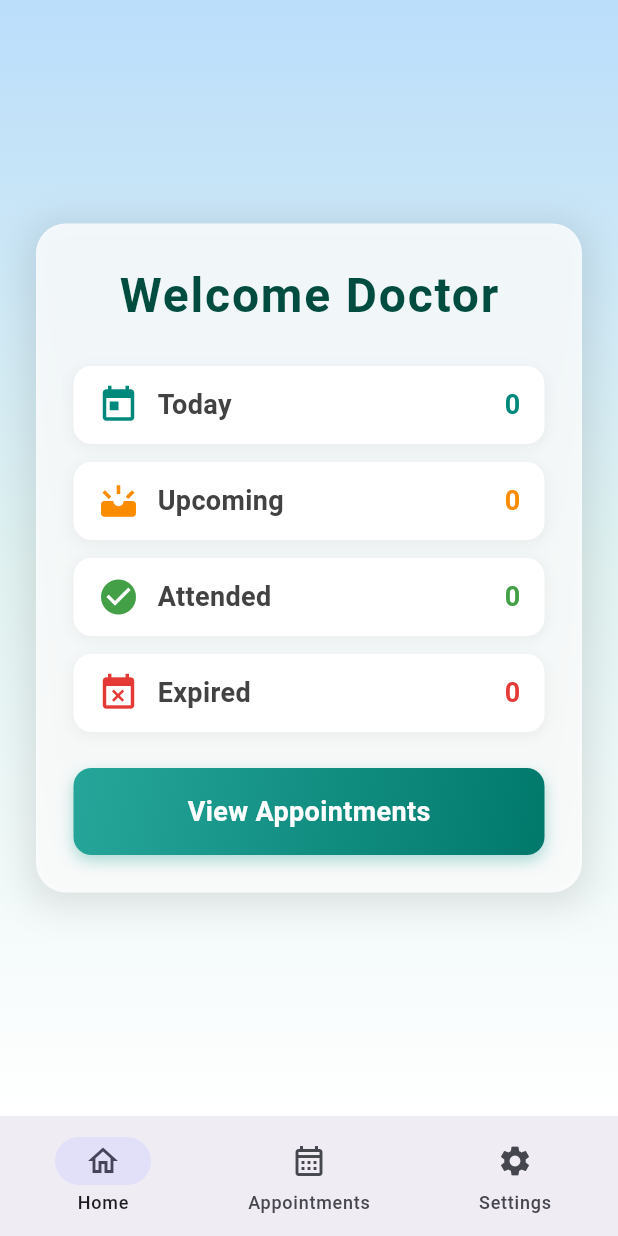
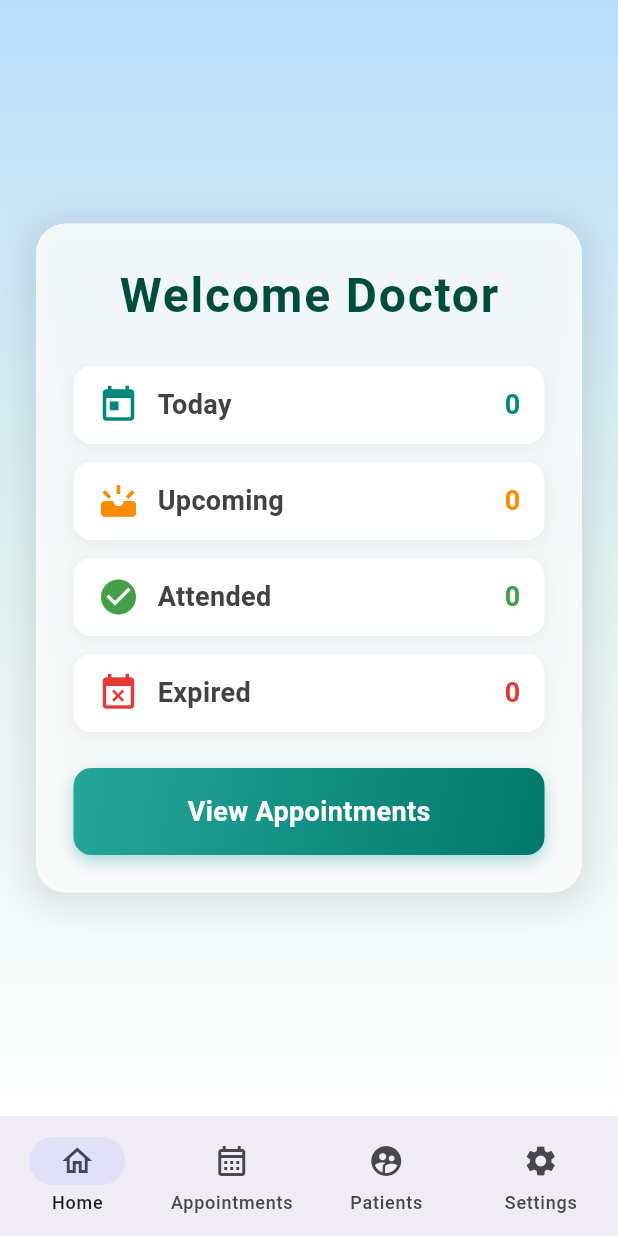
Before and after one commit to poloop01/flutter-app, a Flutter app: the screen it shows after launch, on a phone screen of 412 x 824 dp. Run offline on Flutter 3.47's test engine with Material 3 defaults, Android fonts, the phone set to English and light mode, and no system bars.

Commit message:
working adding patients [name and phone]

```diff
--- a/lib/main.dart
+++ b/lib/main.dart
@@ -6,8 +6,8 @@ import '/scr/services/image_helper.dart';
 
 void main() async {
   WidgetsFlutterBinding.ensureInitialized();
-  // await PatientsStorage.init();
+  await PatientsStorage.init();
   await AppointmentStorage.init();
-  // ImageHelper.init(Storage.imgDir);
+  ImageHelper.init(PatientsStorage.imgDir);
   runApp(const MyApp());
 }
--- a/lib/scr/models/patients.dart
+++ b/lib/scr/models/patients.dart
@@ -1,172 +1,172 @@
-// import 'package:uuid/uuid.dart';
+import 'package:uuid/uuid.dart';
 
-// /* ----------------------------------------------------------
-//  *  VISIT  –  mirrors the SQL table
-//  * ---------------------------------------------------------- */
-// class Visit {
-//   final String id;
-//   final String patientId;
-//   final String caseId;
-//   final String date;
-//   final String illness;
-//   final String teethIllness;
-//   final String whatWasDone;
-//   final double totalUsd;
-//   final double paidUsd;
-//   final double remainingUsd;
-//   final List<String> imageNames;
-//   final String createdAt;
-//   final String updatedAt;
+/* ----------------------------------------------------------
+ *  VISIT  –  mirrors the SQL table
+ * ---------------------------------------------------------- */
+class Visit {
+  final String id;
+  final String patientId;
+  final String caseId;
+  final String date;
+  final String illness;
+  final String teethIllness;
+  final String whatWasDone;
+  final double totalUsd;
+  final double paidUsd;
+  final double remainingUsd;
+  final List<String> imageNames;
+  final String createdAt;
+  final String updatedAt;
 
-//   Visit({
-//     String? id,
-//     this.patientId = '',
-//     this.caseId = '',
-//     this.date = '',
-//     this.illness = '',
-//     this.teethIllness = '',
-//     this.whatWasDone = '',
-//     this.totalUsd = 0.0,
-//     this.paidUsd = 0.0,
-//     this.remainingUsd = 0.0,
-//     List<String>? imageNames,
-//     this.createdAt = '',
-//     this.updatedAt = '',
-//   })  : id = id ?? const Uuid().v4(),
-//         imageNames = imageNames ?? [];
+  Visit({
+    String? id,
+    this.patientId = '',
+    this.caseId = '',
+    this.date = '',
+    this.illness = '',
+    this.teethIllness = '',
+    this.whatWasDone = '',
+    this.totalUsd = 0.0,
+    this.paidUsd = 0.0,
+    this.remainingUsd = 0.0,
+    List<String>? imageNames,
+    this.createdAt = '',
+    this.updatedAt = '',
+  })  : id = id ?? const Uuid().v4(),
+        imageNames = imageNames ?? [];
 
-//   factory Visit.fromJson(Map<String, dynamic> j) {
-//     double _d(dynamic v) =>
-//         (v is num) ? v.toDouble() : double.tryParse(v.toString()) ?? 0.0;
-//     return Visit(
-//       id: j['id'] ?? const Uuid().v4(),
-//       patientId: j['patient_id'] ?? '',
-//       caseId: j['case_id'] ?? '',
-//       date: j['date'] ?? '',
-//       illness: j['illness'] ?? '',
-//       teethIllness: j['teeth_illness'] ?? '',
-//       whatWasDone: j['what_was_done'] ?? '',
-//       totalUsd: _d(j['total_usd']),
-//       paidUsd: _d(j['paid_usd']),
-//       remainingUsd: _d(j['remaining_usd']),
-//       imageNames: (j['image_names'] as List<dynamic>?)
-//               ?.map((e) => e.toString())
-//               .toList() ??
-//           [],
-//       createdAt: j['created_at'] ?? '',
-//       updatedAt: j['updated_at'] ?? '',
-//     );
-//   }
+  factory Visit.fromJson(Map<String, dynamic> j) {
+    double _d(dynamic v) =>
+        (v is num) ? v.toDouble() : double.tryParse(v.toString()) ?? 0.0;
+    return Visit(
+      id: j['id'] ?? const Uuid().v4(),
+      patientId: j['patient_id'] ?? '',
+      caseId: j['case_id'] ?? '',
+      date: j['date'] ?? '',
+      illness: j['illness'] ?? '',
+      teethIllness: j['teeth_illness'] ?? '',
+      whatWasDone: j['what_was_done'] ?? '',
+      totalUsd: _d(j['total_usd']),
+      paidUsd: _d(j['paid_usd']),
+      remainingUsd: _d(j['remaining_usd']),
+      imageNames: (j['image_names'] as List<dynamic>?)
+              ?.map((e) => e.toString())
+              .toList() ??
+          [],
+      createdAt: j['created_at'] ?? '',
+      updatedAt: j['updated_at'] ?? '',
+    );
+  }
 
-//   Map<String, dynamic> toJson() => {
-//         'id': id,
-//         'patient_id': patientId,
-//         'case_id': caseId,
-//         'date': date,
-//         'illness': illness,
-//         'teeth_illness': teethIllness,
-//         'what_was_done': whatWasDone,
-//         'total_usd': totalUsd,
-//         'paid_usd': paidUsd,
-//         'remaining_usd': remainingUsd,
-//         'image_names': imageNames,
-//         'created_at': createdAt,
-//         'updated_at': updatedAt,
-//       };
-// }
+  Map<String, dynamic> toJson() => {
+        'id': id,
+        'patient_id': patientId,
+        'case_id': caseId,
+        'date': date,
+        'illness': illness,
+        'teeth_illness': teethIllness,
+        'what_was_done': whatWasDone,
+        'total_usd': totalUsd,
+        'paid_usd': paidUsd,
+        'remaining_usd': remainingUsd,
+        'image_names': imageNames,
+        'created_at': createdAt,
+        'updated_at': updatedAt,
+      };
+}
 
-// /* ----------------------------------------------------------
-//  *  CASE  –  mirrors the SQL table
-//  * ---------------------------------------------------------- */
-// class Case {
-//   final String id;
-//   final String patientId;
-//   final String title;
-//   final String caseDate;
-//   final String status; // 'open' | 'finished'
-//   final String notes;
-//   final String createdAt;
-//   final String updatedAt;
-//   final List<Visit> visits;
+/* ----------------------------------------------------------
+ *  CASE  –  mirrors the SQL table
+ * ---------------------------------------------------------- */
+class Case {
+  final String id;
+  final String patientId;
+  final String title;
+  final String caseDate;
+  final String status; // 'open' | 'finished'
+  final String notes;
+  final String createdAt;
+  final String updatedAt;
+  final List<Visit> visits;
 
-//   Case({
-//     String? id,
-//     this.patientId = '',
-//     this.title = '',
-//     this.caseDate = '',
-//     this.status = 'open',
-//     this.notes = '',
-//     this.createdAt = '',
-//     this.updatedAt = '',
-//     this.visits = const [],
-//   }) : id = id ?? const Uuid().v4();
+  Case({
+    String? id,
+    this.patientId = '',
+    this.title = '',
+    this.caseDate = '',
+    this.status = 'open',
+    this.notes = '',
+    this.createdAt = '',
+    this.updatedAt = '',
+    this.visits = const [],
+  }) : id = id ?? const Uuid().v4();
 
-//   factory Case.fromJson(Map<String, dynamic> j) => Case(
-//         id: j['id'] ?? const Uuid().v4(),
-//         patientId: j['patient_id'] ?? '',
-//         title: j['title'] ?? '',
-//         caseDate: j['case_date'] ?? '',
-//         status: j['status'] ?? 'open',
-//         notes: j['notes'] ?? '',
-//         createdAt: j['created_at'] ?? '',
-//         updatedAt: j['updated_at'] ?? '',
-//         visits: (j['visits'] as List<dynamic>?)
-//                 ?.map((v) => Visit.fromJson(v as Map<String, dynamic>))
-//                 .toList() ??
-//             [],
-//       );
+  factory Case.fromJson(Map<String, dynamic> j) => Case(
+        id: j['id'] ?? const Uuid().v4(),
+        patientId: j['patient_id'] ?? '',
+        title: j['title'] ?? '',
+        caseDate: j['case_date'] ?? '',
+        status: j['status'] ?? 'open',
+        notes: j['notes'] ?? '',
+        createdAt: j['created_at'] ?? '',
+        updatedAt: j['updated_at'] ?? '',
+        visits: (j['visits'] as List<dynamic>?)
+                ?.map((v) => Visit.fromJson(v as Map<String, dynamic>))
+                .toList() ??
+            [],
+      );
 
-//   Map<String, dynamic> toJson() => {
-//         'id': id,
-//         'patient_id': patientId,
-//         'title': title,
-//         'case_date': caseDate,
-//         'status': status,
-//         'notes': notes,
-//         'created_at': createdAt,
-//         'updated_at': updatedAt,
-//         'visits': visits.map((v) => v.toJson()).toList(),
-//       };
-// }
+  Map<String, dynamic> toJson() => {
+        'id': id,
+        'patient_id': patientId,
+        'title': title,
+        'case_date': caseDate,
+        'status': status,
+        'notes': notes,
+        'created_at': createdAt,
+        'updated_at': updatedAt,
+        'visits': visits.map((v) => v.toJson()).toList(),
+      };
+}
 
-// /* ----------------------------------------------------------
-//  *  USER  –  mirrors patients table
-//  * ---------------------------------------------------------- */
-// class User {
-//   final String id;
-//   final String name;
-//   final String phone;
-//   final String createdAt;
-//   final String updatedAt;
-//   final List<Case> cases;
+/* ----------------------------------------------------------
+ *  Patient  –  mirrors patients table
+ * ---------------------------------------------------------- */
+class Patient {
+  final String id;
+  final String name;
+  final String phone;
+  final String createdAt;
+  final String updatedAt;
+  final List<Case> cases;
 
-//   User({
-//     String? id,
-//     required this.name,
-//     this.phone = '',
-//     this.createdAt = '',
-//     this.updatedAt = '',
-//     this.cases = const [],
-//   }) : id = id ?? const Uuid().v4();
+  Patient({
+    String? id,
+    required this.name,
+    this.phone = '',
+    this.createdAt = '',
+    this.updatedAt = '',
+    this.cases = const [],
+  }) : id = id ?? const Uuid().v4();
 
-//   factory User.fromJson(Map<String, dynamic> j) => User(
-//         id: j['id'] ?? const Uuid().v4(),
-//         name: j['name'] ?? '',
-//         phone: j['phone'] ?? '',
-//         createdAt: j['created_at'] ?? '',
-//         updatedAt: j['updated_at'] ?? '',
-//         cases: (j['cases'] as List<dynamic>?)
-//                 ?.map((c) => Case.fromJson(c as Map<String, dynamic>))
-//                 .toList() ??
-//             [],
-//       );
+  factory Patient.fromJson(Map<String, dynamic> j) => Patient(
+        id: j['id'] ?? const Uuid().v4(),
+        name: j['name'] ?? '',
+        phone: j['phone'] ?? '',
+        createdAt: j['created_at'] ?? '',
+        updatedAt: j['updated_at'] ?? '',
+        cases: (j['cases'] as List<dynamic>?)
+                ?.map((c) => Case.fromJson(c as Map<String, dynamic>))
+                .toList() ??
+            [],
+      );
 
-//   Map<String, dynamic> toJson() => {
-//         'id': id,
-//         'name': name,
-//         'phone': phone,
-//         'created_at': createdAt,
-//         'updated_at': updatedAt,
-//         'cases': cases.map((c) => c.toJson()).toList(),
-//       };
-// }
+  Map<String, dynamic> toJson() => {
+        'id': id,
+        'name': name,
+        'phone': phone,
+        'created_at': createdAt,
+        'updated_at': updatedAt,
+        'cases': cases.map((c) => c.toJson()).toList(),
+      };
+}
--- a/lib/scr/storage/patients_storage.dart
+++ b/lib/scr/storage/patients_storage.dart
@@ -1,36 +1,37 @@
-// import 'dart:convert';
-// import 'dart:io';
-// import 'package:path_provider/path_provider.dart';
-// import '../models/patients.dart';
+import 'dart:convert';
+import 'dart:io';
+import 'package:path_provider/path_provider.dart';
+import '../models/patients.dart';
 
-// class PatientsStorage {
-//   static late final Directory jsonDir;
-//   // static late final Directory imgDir;
-//   static late final File _file;
+class PatientsStorage {
+  static late final Directory jsonDir;
+  static late final Directory imgDir;
+  static late final File _file;
 
-//   static Future<void> init() async {
-//     final root = await getApplicationDocumentsDirectory();
+  static Future<void> init() async {
+    final root = await getApplicationDocumentsDirectory();
 
-//     jsonDir = Directory('${root.path}/data');
-//     // imgDir  = Directory('${root.path}/images');
+    jsonDir = Directory('${root.path}/data');
+    imgDir  = Directory('${root.path}/images');
 
-//     await jsonDir.create(recursive: true);
-//     // await imgDir.create(recursive: true);
+    await jsonDir.create(recursive: true);
+    await imgDir.create(recursive: true);
 
-//     _file = File('${jsonDir.path}/users.json');
-//   }
+    _file = File('${jsonDir.path}/patients.json');
+  }
 
-//   static Future<List<User>> loadUsers() async {
-//     if (!await _file.exists()) return [];
-//     final content = await _file.readAsString();
-//     if (content.trim().isEmpty) return [];
-//     final list = jsonDecode(content) as List;
-//     return list.map((e) => User.fromJson(e as Map<String, dynamic>)).toList();
-//   }
+  static Future<List<Patient>> loadPatients() async {   // WAS loadUsers
+    if (!await _file.exists()) return [];
+    final content = await _file.readAsString();
+    if (content.trim().isEmpty) return [];
+    final list = jsonDecode(content) as List;
+    return list.map((e) => Patient.fromJson(e as Map<String, dynamic>)).toList();
+  }
 
-//   static Future<void> saveUsers(List<User> users) async {
-//     final jsonList = users.map((u) => u.toJson()).toList();
-//     await _file.writeAsString(jsonEncode(jsonList));
-//   }
-//     static File get jsonFile => _file;
-// }
+  static Future<void> savePatients(List<Patient> patients) async { // WAS saveUsers
+    final jsonList = patients.map((p) => p.toJson()).toList();
+    await _file.writeAsString(jsonEncode(jsonList));
+  }
+
+  static File get jsonFile => _file;
+}
--- a/lib/scr/ui/brain/main_page.dart
+++ b/lib/scr/ui/brain/main_page.dart
@@ -1,8 +1,11 @@
 import 'package:flutter/material.dart';
-// import '../../storage/patients_storage.dart';
+import '../../storage/patients_storage.dart';
 import '../../storage/appointment_storage.dart';
-// import '../../models/patients.dart';
+import '../../models/patients.dart';        // <-- UN-COMMENTED, now exports Patient
 import '../../models/appointment.dart';
+
+// new imports for patients
+import '../patients/add_patient_new.dart'; // <-- NEW (already here, just used)
 
 /*  -----  user screens  -----  */
 import '../home/home_page.dart';
@@ -31,9 +34,9 @@ class MainPage extends StatefulWidget {
 }
 
 class _MainPageState extends State<MainPage> {
-  int currentIndex = 0;          // 0 Home, 1 Appointments, 2 Manage, 3 Settings
+  int currentIndex = 0; // 0 Home, 1 Appointments, 2 Manage, 3 Settings
 
-  // List<User> users = [];
+  List<Patient> patients = [];                 // WAS  List<User> users
   List<Appointment> appointments = [];
 
   /* ================================================================
@@ -46,19 +49,33 @@ class _MainPageState extends State<MainPage> {
   }
 
   Future<void> _loadData() async {
-    // final loadedUsers = await Storage.loadUsers();
+    final loadedPatients   = await PatientsStorage.loadPatients(); // WAS loadUsers
     final loadedAppointments = await AppointmentStorage.load();
     setState(() {
-      // users = loadedUsers;
+      patients   = loadedPatients;         // WAS  users = loadedUsers
       appointments = loadedAppointments;
     });
   }
 
-  // Future<void> _saveUsers() async => Storage.saveUsers(users);
-  Future<void> _saveAppointments() async => AppointmentStorage.save(appointments);
+  Future<void> _savePatients() async =>     // WAS  _saveUsers
+      PatientsStorage.savePatients(patients);
+  Future<void> _saveAppointments() async =>
+      AppointmentStorage.save(appointments);
+
+  // <-- NEW (modal function already exported by add_patient_new.dart)
+  //   Future<void> showAddPatientModal(
+  //   BuildContext context, {
+  //   required void Function(List<User> updated) onSave,
+  // }) async {
+  //   await showModalBottomSheet<void>(
+  //     context: context,
+  //     isScrollControlled: true,
+  //     builder: (_) => _AddPatientModal(onSave: onSave),
+  //   );
+  // }
 
   /* ================================================================
-   *                      U S E R   C R U D
+   *                      P A T I E N T   C R U D   (was USER)
    * ==============================================================*/
   // Future<void> _addUser(User u) async {
   //   users.add(u);
@@ -96,6 +113,15 @@ class _MainPageState extends State<MainPage> {
   /* ================================================================
    *                        V I S I T   S A V E
    * ==============================================================*/
+  void _goAddPatient() => showAddPatientModal(
+        context,
+        onSave: (updated) async {
+          patients = updated;                    // WAS  users = updated.cast<User>
+          await _savePatients();                 // WAS  _saveUsers
+          setState(() {});
+        },
+      );
+
   // void _handleSave(Visit v, String name, User? existing) {
   //   if (existing != null) {
   //     users[users.indexOf(existing)].visits.add(v);
@@ -123,7 +149,7 @@ class _MainPageState extends State<MainPage> {
   /* ================================================================
    *                        N A V I G A T I O N
    * ==============================================================*/
-  /* ---------------  USER  --------------- */
+  /* ---------------  PATIENT  (was USER)  --------------- */
   // void _goAddUser() => Navigator.of(context).push(
   //       MaterialPageRoute(
   //         builder: (_) => AddUserPage(users: users, onSave: _handleSave),
@@ -161,14 +187,13 @@ class _MainPageState extends State<MainPage> {
         ),
       );
 
-void _goSearchAppointment() =>
-    Navigator.of(context).push<List<Appointment>>(
+  void _goSearchAppointment() => Navigator.of(context).push<List<Appointment>>(
         MaterialPageRoute(
           builder: (_) => AllAppointmentsPage(
             appointments: appointments,
             onChanged: (updated) async {
               appointments = updated;
-            await AppointmentStorage.save(appointments); // use the same helper
+              await AppointmentStorage.save(appointments);
               setState(() {});
             },
           ),
@@ -184,14 +209,13 @@ void _goSearchAppointment() =>
         ),
       );
 
-void _goDeleteAppointment() =>
-    Navigator.of(context).push<List<Appointment>>(
+  void _goDeleteAppointment() => Navigator.of(context).push<List<Appointment>>(
         MaterialPageRoute(
           builder: (_) => DeleteOnlyAppointmentPage(
             appointments: appointments,
-          onChanged: (updated) async {   // updated list comes back here
+            onChanged: (updated) async {
               appointments = updated;
-            await AppointmentStorage.save(appointments); // write to JSON
+              await AppointmentStorage.save(appointments);
               setState(() {});
             },
           ),
@@ -204,19 +228,24 @@ void _goDeleteAppointment() =>
   @override
   Widget build(BuildContext context) {
     final pages = [
-      HomePage(/*users: users,*/ appointments: appointments,),
-      AppointmentPage(          // four-button design
+      HomePage(
+        appointments: appointments,
+      ),
+      AppointmentPage(
         onAdd: _goAddAppointment,
         onSearch: _goSearchAppointment,
         onEdit: _goEditAppointment,
         onDelete: _goDeleteAppointment,
       ),
-      // ManagePage(
-      //   onAdd: _goAddUser,
-      //   onSearch: _goSearchUser,
-      //   onEdit: _goEditUser,
-      //   onDelete: _goDeleteUser,
-      // ),
+      Scaffold(
+        appBar: AppBar(title: const Text('Patients')),
+        body: const Center(child: Text('Patient list coming soon…')),
+        floatingActionButton: FloatingActionButton(
+          onPressed: _goAddPatient,
+          tooltip: 'Add patient',
+          child: const Icon(Icons.person_add),
+        ),
+      ),
       const SettingsPage(),
     ];
 
@@ -227,9 +256,8 @@ void _goDeleteAppointment() =>
         onDestinationSelected: (i) => setState(() => currentIndex = i),
         destinations: const [
           NavigationDestination(icon: Icon(Icons.home_outlined), label: 'Home'),
-          NavigationDestination(
-              icon: Icon(Icons.calendar_month_outlined), label: 'Appointments'),
-          // NavigationDestination(icon: Icon(Icons.supervised_user_circle), label: 'Patients'),
+          NavigationDestination(icon: Icon(Icons.calendar_month_outlined), label: 'Appointments'),
+          NavigationDestination(icon: Icon(Icons.supervised_user_circle), label: 'Patients'),
           NavigationDestination(icon: Icon(Icons.settings), label: 'Settings'),
         ],
       ),
```
Also changed, not shown: lib/scr/services/image_helper.dart (+24 -24 lines), lib/scr/ui/patients/add_patient_new.dart (added, +188 -0 lines), lib/scr/ui/settings/settings_page.dart (+16 -4 lines), lib/scr/ui/utilities/json_viewer_page.dart (+5 -3 lines). Lines whose indentation alone changed are shown as unchanged.
